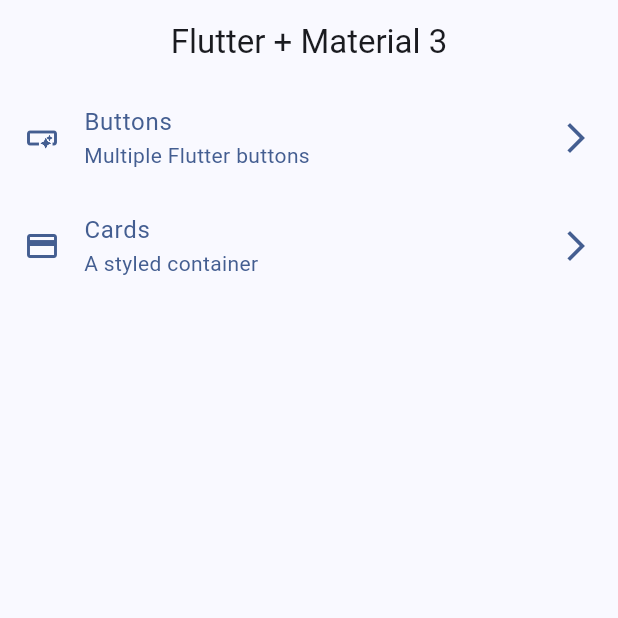
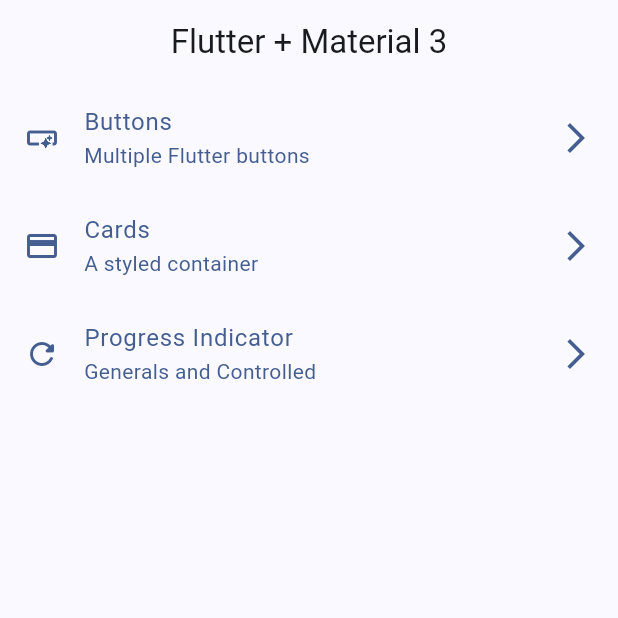
Before and after one commit to arr199/widgets_app, a Flutter app: the screen it shows after launch, on a phone screen of 412 x 824 dp, the top half of it. Run offline on Flutter 3.47's test engine with Material 3 defaults, Android fonts, the phone set to English and light mode, and no system bars; our stand-ins replace go_router.

Commit message:
add progress indicator item

```diff
--- a/lib/config/menu/menu_items.dart
+++ b/lib/config/menu/menu_items.dart
@@ -27,4 +27,10 @@ const List<MenuItems> appMenuItems = [
     link: "/cards",
     icon: Icons.credit_card,
   ),
+  MenuItems(
+    title: "Progress Indicator",
+    subtitle: "Generals and Controlled",
+    link: "/progress",
+    icon: Icons.refresh_rounded,
+  )
 ];
```
